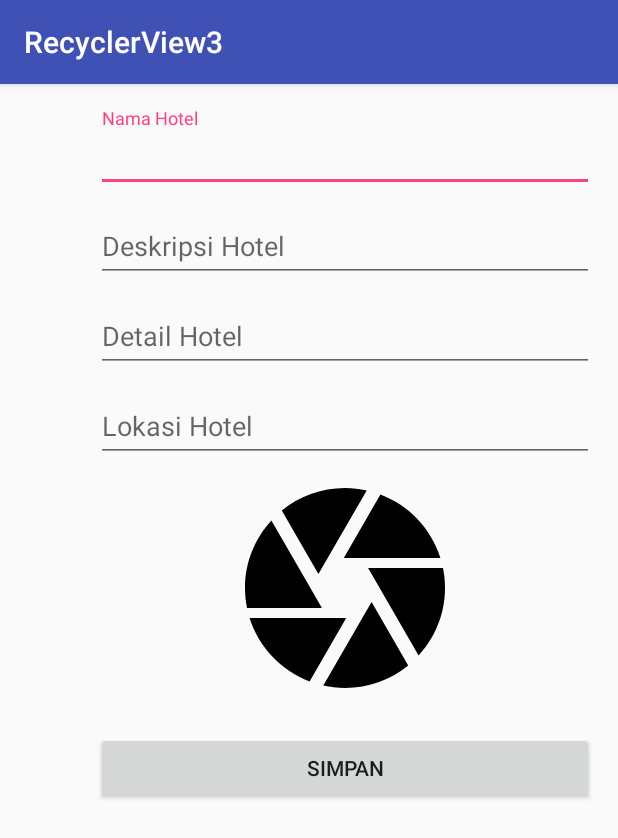
After one commit to Deni06/RecyclerView3, an Android app: the InputActivity screen opened directly, with no data from a screen before it, on a phone screen of 412 x 824 dp. The commit adds this screen. Shown: the top 838 px of the screen. Run offline under Robolectric (Android 15) with nearby library versions, the phone set to English and light mode, and no system bars.

Commit message:
RecyclerView Add

```diff
--- a/app/src/main/AndroidManifest.xml
+++ b/app/src/main/AndroidManifest.xml
@@ -21,7 +21,8 @@
         <activity
             android:name=".DetailActivity"
             android:label="@string/title_activity_detail"
-            android:theme="@style/AppTheme.NoActionBar"></activity>
+            android:theme="@style/AppTheme.NoActionBar" />
+        <activity android:name=".InputActivity"></activity>
     </application>
 
 </manifest>
--- a/app/src/main/java/id/sch/smktelkom_mlg/learn/recyclerview3/DetailActivity.java
+++ b/app/src/main/java/id/sch/smktelkom_mlg/learn/recyclerview3/DetailActivity.java
@@ -40,6 +40,7 @@ public class DetailActivity extends AppCompatActivity {
                         .setAction("Action", null).show();
             }
         });
+
         getSupportActionBar().setDisplayHomeAsUpEnabled(true);
         toolbar.setNavigationOnClickListener(new View.OnClickListener() {
             @Override
--- /dev/null
+++ b/app/src/main/java/id/sch/smktelkom_mlg/learn/recyclerview3/InputActivity.java
@@ -0,0 +1,120 @@
+package id.sch.smktelkom_mlg.learn.recyclerview3;
+
+import android.content.Intent;
+import android.net.Uri;
+import android.os.Build;
+import android.os.Bundle;
+import android.support.design.widget.Snackbar;
+import android.support.design.widget.TextInputLayout;
+import android.support.v7.app.AppCompatActivity;
+import android.view.View;
+import android.widget.EditText;
+import android.widget.ImageView;
+
+import id.sch.smktelkom_mlg.learn.recyclerview3.model.Hotel;
+
+public class InputActivity extends AppCompatActivity {
+
+    static final int REQUEST_IMAGE_GET = 1;
+    EditText etJudul;
+    EditText etDeskripsi;
+    EditText etDetail;
+    EditText etLokasi;
+    ImageView ivFoto;
+    Uri uriFoto;
+    Hotel hotel;
+
+    @Override
+    protected void onCreate(Bundle savedInstanceState) {
+        super.onCreate(savedInstanceState);
+        setContentView(R.layout.activity_input);
+
+        etJudul = (EditText) findViewById(R.id.editTextNama);
+        etDeskripsi = (EditText) findViewById(R.id.editTextDeskripsi);
+        etDetail = (EditText) findViewById(R.id.editTextDetail);
+        etLokasi = (EditText) findViewById(R.id.editTextLokasi);
+        ivFoto = (ImageView) findViewById(R.id.imageViewFoto);
+
+        ivFoto.setOnClickListener(new View.OnClickListener() {
+            @Override
+            public void onClick(View v) {
+                pickPhoto();
+            }
+        });
+        findViewById(R.id.buttonSimpan).setOnClickListener(new View.OnClickListener() {
+            @Override
+            public void onClick(View v) {
+                doSave();
+            }
+        });
+    }
+
+    private void pickPhoto() {
+        Intent intent;
+        if (Build.VERSION.SDK_INT < Build.VERSION_CODES.KITKAT) {
+            intent = new Intent(Intent.ACTION_GET_CONTENT);
+        } else {
+            intent = new Intent(Intent.ACTION_OPEN_DOCUMENT);
+            intent.addCategory(Intent.CATEGORY_OPENABLE);
+        }
+        intent.setType("image/*");
+        if (intent.resolveActivity(getPackageManager()) != null)
+            startActivityForResult(intent, REQUEST_IMAGE_GET);
+    }
+
+    private void doSave() {
+        String judul = etJudul.getText().toString();
+        String deskripsi = etDeskripsi.getText().toString();
+        String detail = etDetail.getText().toString();
+        String lokasi = etLokasi.getText().toString();
+
+        if (isValid(judul, deskripsi, detail, lokasi, uriFoto)) {
+            hotel = new Hotel(judul, deskripsi, detail, lokasi, uriFoto.toString());
+            Intent intent = new Intent();
+            intent.putExtra(MainActivity.HOTEL, hotel);
+            setResult(RESULT_OK, intent);
+            finish();
+        }
+    }
+
+    private boolean isValid(String judul, String deskripsi, String detail, String lokasi, Uri uriFoto) {
+        boolean valid = true;
+        if (judul.isEmpty()) {
+            setErrorEmpty(etJudul);
+            valid = false;
+        }
+        if (deskripsi.isEmpty()) {
+            setErrorEmpty(etDeskripsi);
+            valid = false;
+
+        }
+        if (detail.isEmpty()) {
+            setErrorEmpty(etDetail);
+            valid = false;
+        }
+        if (lokasi.isEmpty()) {
+            setErrorEmpty(etLokasi);
+            valid = false;
+        }
+        if (uriFoto == null) {
+            Snackbar.make(ivFoto, "Foto Belum Ada", Snackbar.LENGTH_SHORT).show();
+            valid = false;
+        }
+        return valid;
+
+
+    }
+
+    private void setErrorEmpty(EditText editText) {
+        editText.setError(((TextInputLayout) editText.getParent().getParent()).getHint() + "Belum diisi");
+    }
+
+    @Override
+    protected void onActivityResult(int requestCode, int resultCode, Intent data) {
+        super.onActivityResult(requestCode, resultCode, data);
+        if (requestCode == REQUEST_IMAGE_GET && resultCode == RESULT_OK) {
+            uriFoto = data.getData();
+            ivFoto.setImageURI(uriFoto);
+        }
+    }
+}
--- /dev/null
+++ b/app/src/main/res/layout/activity_input.xml
@@ -0,0 +1,86 @@
+<?xml version="1.0" encoding="utf-8"?>
+<ScrollView xmlns:android="http://schemas.android.com/apk/res/android"
+    xmlns:app="http://schemas.android.com/apk/res-auto"
+    xmlns:tools="http://schemas.android.com/tools"
+    android:layout_width="match_parent"
+    android:layout_height="match_parent">
+
+    <LinearLayout
+        android:id="@+id/activity_input"
+        android:layout_width="match_parent"
+        android:layout_height="match_parent"
+        android:orientation="vertical"
+        android:paddingBottom="16dp"
+        android:paddingLeft="64dp"
+        android:paddingRight="@dimen/activity_horizontal_margin"
+        android:paddingTop="@dimen/activity_vertical_margin"
+        tools:context="id.sch.smktelkom_mlg.learn.recyclerview3.InputActivity">
+
+        <android.support.design.widget.TextInputLayout
+            android:layout_width="match_parent"
+            android:layout_height="wrap_content"
+            android:hint="Nama Hotel">
+
+            <android.support.design.widget.TextInputEditText
+                android:id="@+id/editTextNama"
+                android:layout_width="match_parent"
+                android:layout_height="wrap_content" />
+
+        </android.support.design.widget.TextInputLayout>
+
+        <android.support.design.widget.TextInputLayout
+            android:layout_width="match_parent"
+            android:layout_height="wrap_content"
+            android:layout_marginTop="4dp"
+            android:hint="Deskripsi Hotel">
+
+            <android.support.design.widget.TextInputEditText
+                android:id="@+id/editTextDeskripsi"
+                android:layout_width="match_parent"
+                android:layout_height="wrap_content"
+                android:inputType="textMultiLine" />
+        </android.support.design.widget.TextInputLayout>
+
+        <android.support.design.widget.TextInputLayout
+            android:layout_width="match_parent"
+            android:layout_height="wrap_content"
+            android:layout_marginTop="4dp"
+            android:hint="Detail Hotel">
+
+            <android.support.design.widget.TextInputEditText
+                android:id="@+id/editTextDetail"
+                android:layout_width="match_parent"
+                android:layout_height="wrap_content"
+                android:inputType="textMultiLine" />
+        </android.support.design.widget.TextInputLayout>
+
+        <android.support.design.widget.TextInputLayout
+            android:layout_width="match_parent"
+            android:layout_height="wrap_content"
+            android:layout_marginTop="4dp"
+            android:hint="Lokasi Hotel">
+
+            <android.support.design.widget.TextInputEditText
+                android:id="@+id/editTextLokasi"
+                android:layout_width="match_parent"
+                android:layout_height="wrap_content" />
+        </android.support.design.widget.TextInputLayout>
+
+        <ImageView
+            android:id="@+id/imageViewFoto"
+            android:layout_width="match_parent"
+            android:layout_height="wrap_content"
+            android:layout_gravity="center"
+            android:layout_marginTop="4dp"
+            android:minHeight="160dp"
+            android:scaleType="fitCenter"
+            app:srcCompat="@drawable/ic_camera_black_24dp" />
+
+        <Button
+            android:id="@+id/buttonSimpan"
+            android:layout_width="match_parent"
+            android:layout_height="wrap_content"
+            android:layout_marginTop="16dp"
+            android:text="Simpan" />
+    </LinearLayout>
+</ScrollView>
--- a/app/src/main/res/layout/activity_main.xml
+++ b/app/src/main/res/layout/activity_main.xml
@@ -29,6 +29,7 @@
         android:layout_height="wrap_content"
         android:layout_gravity="bottom|end"
         android:layout_margin="@dimen/fab_margin"
-        app:srcCompat="@android:drawable/ic_dialog_email" />
+        android:tint="@android:color/white"
+        app:srcCompat="@drawable/ic_add_black_24dp" />
 
 </android.support.design.widget.CoordinatorLayout>
```
Also changed, not shown: app/src/main/java/id/sch/smktelkom_mlg/learn/recyclerview3/MainActivity.java (+57 -2 lines), app/src/main/java/id/sch/smktelkom_mlg/learn/recyclerview3/model/adapter/HotelAdapter.java (+5 -4 lines).
